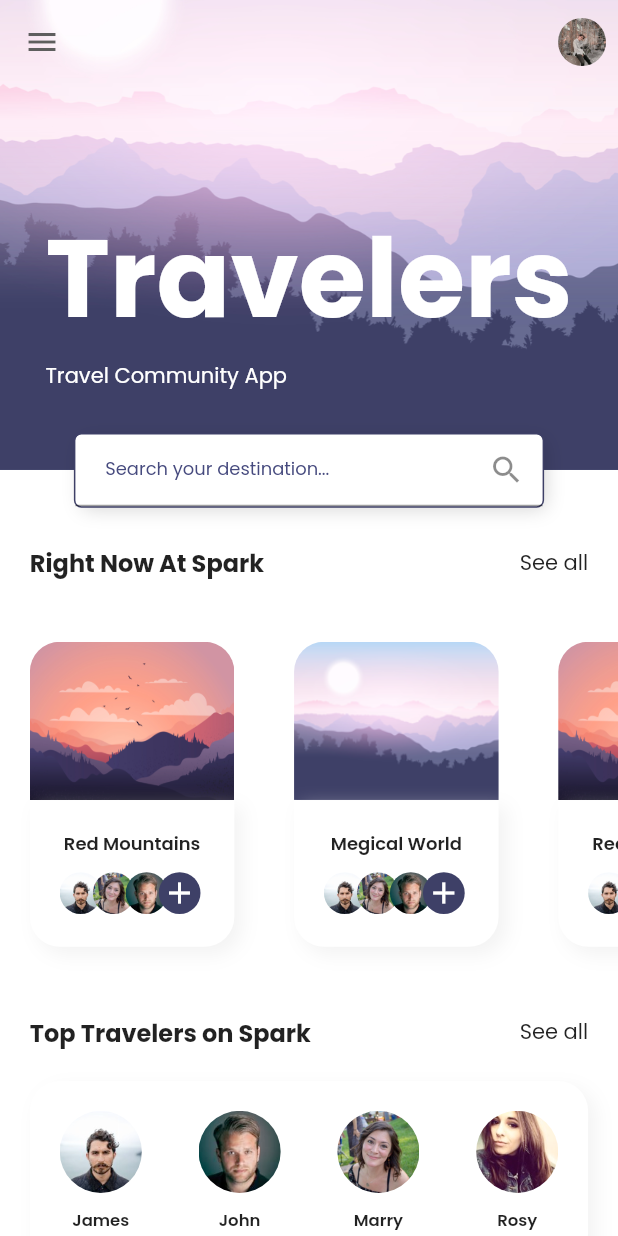
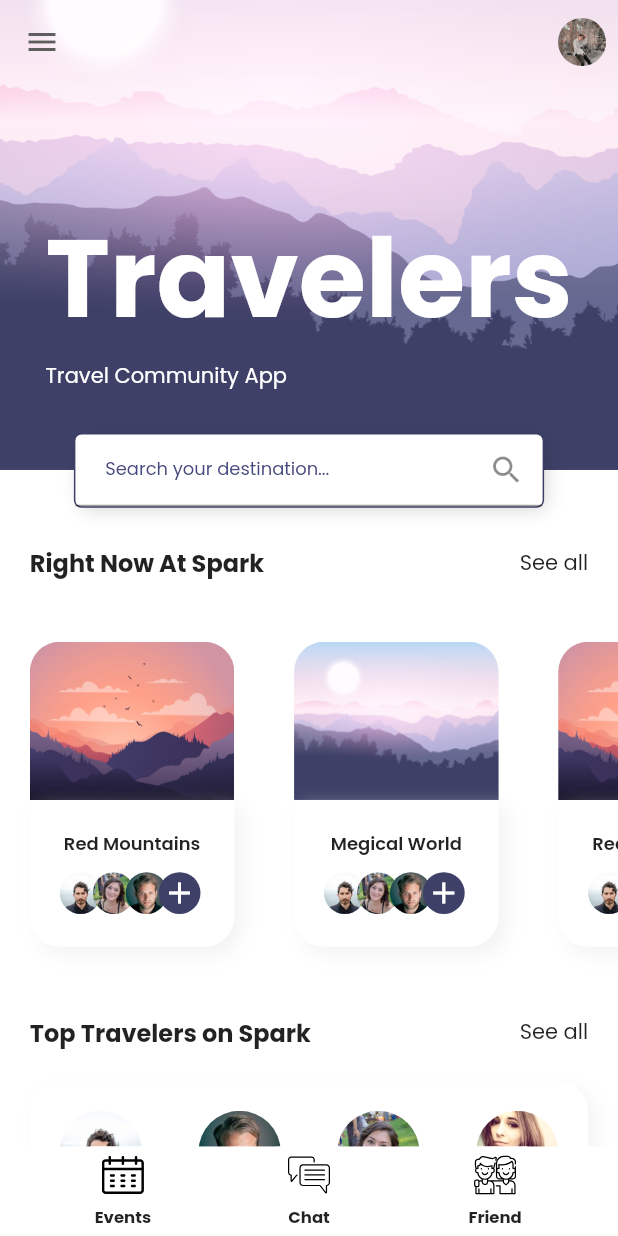
Before and after one commit to JARNBOY/TravelApp_Flutter, a Flutter app: the screen it shows after launch, on a phone screen of 412 x 824 dp. Run offline on Flutter 3.47's test engine with Material 2 defaults, Android fonts, the phone set to English and light mode, and no system bars; our stand-ins replace flutter_svg, google_fonts; missing offline and left inert: dart:js.

Commit message:
CustomNavBar

```diff
--- /dev/null
+++ b/lib/components/custom_nav_bar.dart
@@ -0,0 +1,87 @@
+import 'package:flutter/material.dart';
+import 'package:flutter_svg/svg.dart';
+
+import '../constants.dart';
+import '../size_config.dart';
+
+class CustomNavBar extends StatelessWidget {
+  const CustomNavBar({
+    Key key,
+  }) : super(key: key);
+
+  @override
+  Widget build(BuildContext context) {
+    return Container(
+      color: Colors.white,
+      child: SafeArea(
+        child: Padding(
+          padding: EdgeInsets.symmetric(
+              horizontal: getProportionateScreenWidth(kDefaultPadding)),
+          child: Row(
+            mainAxisAlignment: MainAxisAlignment.spaceAround,
+            children: [
+              NavItem(
+                title: "Events",
+                icon: "assets/icons/calendar.svg",
+                press: () {},
+              ),
+              NavItem(
+                title: "Chat",
+                icon: "assets/icons/chat.svg",
+                press: () {},
+              ),
+              NavItem(
+                title: "Friend",
+                icon: "assets/icons/friendship.svg",
+                press: () {},
+              )
+            ],
+          ),
+        ),
+      ),
+    );
+  }
+}
+
+class NavItem extends StatelessWidget {
+  const NavItem({
+    Key key,
+    @required this.icon,
+    @required this.title,
+    this.isActive = false,
+    @required this.press,
+  }) : super(key: key);
+
+  final String icon, title;
+  final bool isActive;
+  final GestureTapCallback press;
+
+  @override
+  Widget build(BuildContext context) {
+    return GestureDetector(
+      onTap: press,
+      child: Container(
+        padding: EdgeInsets.all(5),
+        height: getProportionateScreenWidth(60),
+        width: getProportionateScreenWidth(60),
+        decoration: BoxDecoration(
+            color: Colors.white,
+            borderRadius: BorderRadius.circular(10),
+            boxShadow: [if (isActive) kDefualtShadow]),
+        child: Column(
+          children: [
+            SvgPicture.asset(
+              icon,
+              height: 28,
+            ),
+            Spacer(),
+            Text(
+              title,
+              style: TextStyle(fontSize: 11, fontWeight: FontWeight.bold),
+            )
+          ],
+        ),
+      ),
+    );
+  }
+}
--- a/lib/screens/home/home_screen.dart
+++ b/lib/screens/home/home_screen.dart
@@ -1,4 +1,6 @@
 import 'package:flutter/material.dart';
+import 'package:flutter_svg/svg.dart';
+import 'package:travelapp_flutter/components/custom_nav_bar.dart';
 import 'package:travelapp_flutter/constants.dart';
 import 'package:travelapp_flutter/size_config.dart';
 
@@ -13,6 +15,7 @@ class HomeScreen extends StatelessWidget {
       extendBodyBehindAppBar: true,
       appBar: homeAppBar(),
       body: BodyHome(),
+      bottomNavigationBar: CustomNavBar(),
     );
   }
 
```
